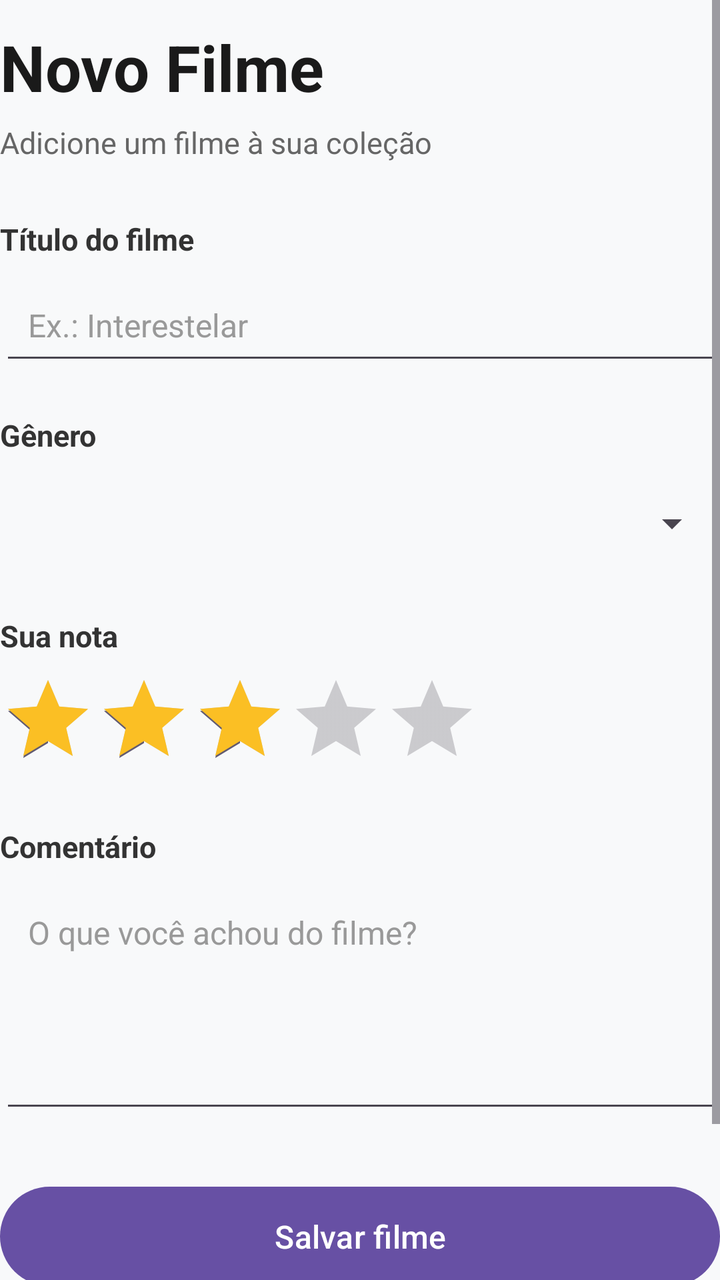
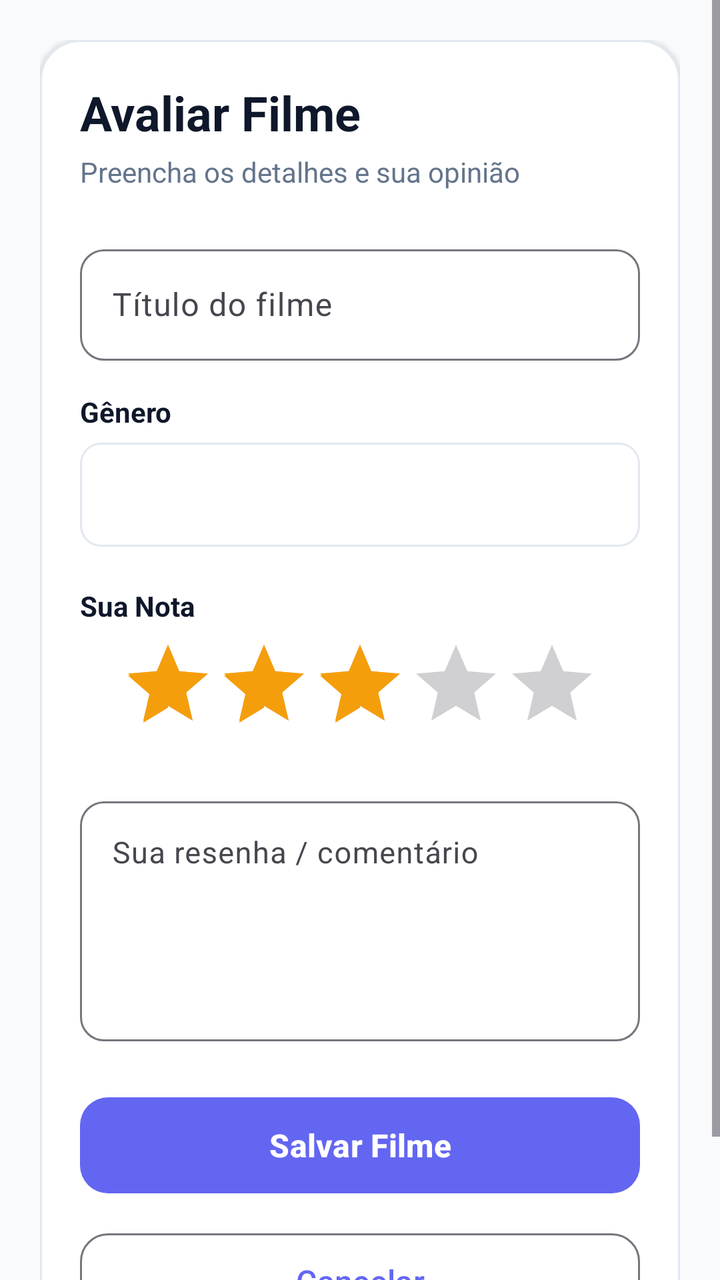

Screens rendered from an Android XML layout before and after an edit, with the pre-edit source and the edit as a unified diff.
<!-- AndroidManifest.xml: application theme Theme.MovieReview -->
<!-- res/layout/activity_movie_review_form.xml -->
<?xml version="1.0" encoding="utf-8"?>
<ScrollView
    xmlns:android="http://schemas.android.com/apk/res/android"
    xmlns:app="http://schemas.android.com/apk/res-auto"
    android:id="@+id/main"
    android:layout_width="match_parent"
    android:layout_height="match_parent"
    android:background="#F8F9FA"
    android:fillViewport="true">

    <LinearLayout
        android:layout_width="match_parent"
        android:layout_height="wrap_content"
        android:orientation="vertical">

        <TextView
            android:layout_width="match_parent"
            android:layout_height="wrap_content"
            android:text="Novo Filme"
            android:textColor="#1A1A1A"
            android:textSize="32sp"
            android:textStyle="bold"
            android:paddingTop="12dp"
            android:paddingBottom="6dp"/>

        <TextView
            android:layout_width="match_parent"
            android:layout_height="wrap_content"
            android:text="Adicione um filme à sua coleção"
            android:textColor="#666666"
            android:textSize="15sp"
            android:paddingBottom="28dp"/>

        <TextView
            android:layout_width="match_parent"
            android:layout_height="wrap_content"
            android:text="Título do filme"
            android:textColor="#333333"
            android:textSize="15sp"
            android:textStyle="bold"
            android:paddingBottom="8dp"/>

        <EditText
            android:id="@+id/etMovieName"
            android:layout_width="match_parent"
            android:layout_height="wrap_content"
            android:hint="Ex.: Interestelar"
            android:inputType="textCapSentences"
            android:textColor="#1A1A1A"
            android:textColorHint="#999999"
            android:padding="14dp"
            android:textSize="16sp"
            android:layout_marginBottom="20dp"/>

        <TextView
            android:layout_width="match_parent"
            android:layout_height="wrap_content"
            android:text="Gênero"
            android:textColor="#333333"
            android:textSize="15sp"
            android:textStyle="bold"
            android:paddingBottom="8dp"/>

        <Spinner
            android:id="@+id/spGenre"
            android:layout_width="match_parent"
            android:layout_height="52dp"
            android:padding="8dp"
            android:layout_marginBottom="20dp"/>

        <TextView
            android:layout_width="match_parent"
            android:layout_height="wrap_content"
            android:text="Sua nota"
            android:textColor="#333333"
            android:textSize="15sp"
            android:textStyle="bold"
            android:paddingBottom="8dp"/>

        <RatingBar
            android:id="@+id/ratingMovie"
            android:layout_width="wrap_content"
            android:layout_height="wrap_content"
            android:numStars="5"
            android:stepSize="1"
            android:rating="3"
            android:progressTint="#FBBF24"
            android:layout_marginBottom="20dp"/>

        <TextView
            android:layout_width="match_parent"
            android:layout_height="wrap_content"
            android:text="Comentário"
            android:textColor="#333333"
            android:textSize="15sp"
            android:textStyle="bold"
            android:paddingBottom="8dp"/>

        <EditText
            android:id="@+id/etMovieReview"
            android:layout_width="match_parent"
            android:layout_height="120dp"
            android:hint="O que você achou do filme?"
            android:gravity="top"
            android:inputType="textCapSentences|textMultiLine"
            android:textColor="#1A1A1A"
            android:textColorHint="#999999"
            android:padding="14dp"
            android:textSize="16sp"
            android:layout_marginBottom="28dp"/>

        <Button
            android:id="@+id/btnSaveMovie"
            android:layout_width="match_parent"
            android:layout_height="wrap_content"
            android:text="Salvar filme"
            android:paddingTop="14dp"
            android:paddingBottom="14dp"
            android:textSize="16sp"
            android:layout_marginBottom="12dp"/>

        <Button
            android:id="@+id/btnCancelMovie"
            style="?attr/materialButtonOutlinedStyle"
            android:layout_width="match_parent"
            android:layout_height="wrap_content"
            android:text="Cancelar"
            android:paddingTop="14dp"
            android:paddingBottom="14dp"
            android:textSize="16sp"
            android:layout_marginBottom="12dp"/>

        <Button
            android:id="@+id/btnDeleteMovie"
            android:layout_width="match_parent"
            android:layout_height="wrap_content"
            android:text="Excluir Filme"
            android:textColor="#FFFFFF"
            app:backgroundTint="#D32F2F"
            android:paddingTop="14dp"
            android:paddingBottom="14dp"
            android:textSize="16sp"
            android:layout_marginBottom="24dp"
            android:visibility="gone"/>

    </LinearLayout>

</ScrollView>
<!-- resources referenced by this layout -->
<resources>
  <style name="Theme.MovieReview" parent="Base.Theme.MovieReview" />
  <style name="Base.Theme.MovieReview" parent="Theme.Material3.DayNight.NoActionBar">
          
          
      </style>
</resources>

<!-- the commit's change to res/layout/activity_movie_review_form.xml (unified diff, before → after) -->
@@ -5,143 +5,170 @@
     android:id="@+id/main"
     android:layout_width="match_parent"
     android:layout_height="match_parent"
-    android:background="#F8F9FA"
+    android:background="@color/bg_light"
     android:fillViewport="true">
 
     <LinearLayout
         android:layout_width="match_parent"
         android:layout_height="wrap_content"
-        android:orientation="vertical">
+        android:orientation="vertical"
+        android:padding="20dp">
 
-        <TextView
+        <com.google.android.material.card.MaterialCardView
             android:layout_width="match_parent"
             android:layout_height="wrap_content"
-            android:text="Novo Filme"
-            android:textColor="#1A1A1A"
-            android:textSize="32sp"
-            android:textStyle="bold"
-            android:paddingTop="12dp"
-            android:paddingBottom="6dp"/>
+            app:cardCornerRadius="20dp"
+            app:cardElevation="2dp"
+            app:cardBackgroundColor="@color/surface_light"
+            app:strokeColor="@color/card_stroke"
+            app:strokeWidth="1dp">
 
-        <TextView
-            android:layout_width="match_parent"
-            android:layout_height="wrap_content"
-            android:text="Adicione um filme à sua coleção"
-            android:textColor="#666666"
-            android:textSize="15sp"
-            android:paddingBottom="28dp"/>
+            <LinearLayout
+                android:layout_width="match_parent"
+                android:layout_height="wrap_content"
+                android:orientation="vertical"
+                android:padding="20dp">
 
-        <TextView
-            android:layout_width="match_parent"
-            android:layout_height="wrap_content"
-            android:text="Título do filme"
-            android:textColor="#333333"
-            android:textSize="15sp"
-            android:textStyle="bold"
-            android:paddingBottom="8dp"/>
+                <TextView
+                    android:id="@+id/tvFormTitle"
+                    android:layout_width="match_parent"
+                    android:layout_height="wrap_content"
+                    android:paddingBottom="4dp"
+                    android:text="Avaliar Filme"
+                    android:textColor="@color/text_primary"
+                    android:textSize="24sp"
+                    android:textStyle="bold" />
 
-        <EditText
-            android:id="@+id/etMovieName"
-            android:layout_width="match_parent"
-            android:layout_height="wrap_content"
-            android:hint="Ex.: Interestelar"
-            android:inputType="textCapSentences"
-            android:textColor="#1A1A1A"
-            android:textColorHint="#999999"
-            android:padding="14dp"
-            android:textSize="16sp"
-            android:layout_marginBottom="20dp"/>
+                <TextView
+                    android:layout_width="match_parent"
+                    android:layout_height="wrap_content"
+                    android:text="Preencha os detalhes e sua opinião"
+                    android:textColor="@color/text_secondary"
+                    android:textSize="14sp"
+                    android:paddingBottom="24dp"/>
 
-        <TextView
-            android:layout_width="match_parent"
-            android:layout_height="wrap_content"
-            android:text="Gênero"
-            android:textColor="#333333"
-            android:textSize="15sp"
-            android:textStyle="bold"
-            android:paddingBottom="8dp"/>
+                <com.google.android.material.textfield.TextInputLayout
+                    style="@style/Widget.Material3.TextInputLayout.OutlinedBox"
+                    android:layout_width="match_parent"
+                    android:layout_height="wrap_content"
+                    android:hint="Título do filme"
+                    android:layout_marginBottom="16dp"
+                    app:boxCornerRadiusTopStart="12dp"
+                    app:boxCornerRadiusTopEnd="12dp"
+                    app:boxCornerRadiusBottomStart="12dp"
+                    app:boxCornerRadiusBottomEnd="12dp">
 
-        <Spinner
-            android:id="@+id/spGenre"
-            android:layout_width="match_parent"
-            android:layout_height="52dp"
-            android:padding="8dp"
-            android:layout_marginBottom="20dp"/>
+                    <com.google.android.material.textfield.TextInputEditText
+                        android:id="@+id/etMovieName"
+                        android:layout_width="match_parent"
+                        android:layout_height="wrap_content"
+                        android:inputType="textCapSentences"
+                        android:textColor="@color/text_primary"
+                        android:textSize="16sp"/>
 
-        <TextView
-            android:layout_width="match_parent"
-            android:layout_height="wrap_content"
-            android:text="Sua nota"
-            android:textColor="#333333"
-            android:textSize="15sp"
-            android:textStyle="bold"
-            android:paddingBottom="8dp"/>
+                </com.google.android.material.textfield.TextInputLayout>
 
-        <RatingBar
-            android:id="@+id/ratingMovie"
-            android:layout_width="wrap_content"
-            android:layout_height="wrap_content"
-            android:numStars="5"
-            android:stepSize="1"
-            android:rating="3"
-            android:progressTint="#FBBF24"
-            android:layout_marginBottom="20dp"/>
+                <TextView
+                    android:layout_width="match_parent"
+                    android:layout_height="wrap_content"
+                    android:text="Gênero"
+                    android:textColor="@color/text_primary"
+                    android:textSize="14sp"
+                    android:textStyle="bold"
+                    android:paddingBottom="6dp"/>
 
-        <TextView
-            android:layout_width="match_parent"
-            android:layout_height="wrap_content"
-            android:text="Comentário"
-            android:textColor="#333333"
-            android:textSize="15sp"
-            android:textStyle="bold"
-            android:paddingBottom="8dp"/>
+                <Spinner
+                    android:id="@+id/spGenre"
+                    android:layout_width="match_parent"
+                    android:layout_height="52dp"
+                    android:background="@drawable/bg_spinner_rounded"
+                    android:padding="8dp"
+                    android:layout_marginBottom="20dp"/>
 
-        <EditText
-            android:id="@+id/etMovieReview"
-            android:layout_width="match_parent"
-            android:layout_height="120dp"
-            android:hint="O que você achou do filme?"
-            android:gravity="top"
-            android:inputType="textCapSentences|textMultiLine"
-            android:textColor="#1A1A1A"
-            android:textColorHint="#999999"
-            android:padding="14dp"
-            android:textSize="16sp"
-            android:layout_marginBottom="28dp"/>
+                <TextView
+                    android:layout_width="match_parent"
+                    android:layout_height="wrap_content"
+                    android:text="Sua Nota"
+                    android:textColor="@color/text_primary"
+                    android:textSize="14sp"
+                    android:textStyle="bold"
+                    android:paddingBottom="6dp"/>
 
-        <Button
-            android:id="@+id/btnSaveMovie"
-            android:layout_width="match_parent"
-            android:layout_height="wrap_content"
-            android:text="Salvar filme"
-            android:paddingTop="14dp"
-            android:paddingBottom="14dp"
-            android:textSize="16sp"
-            android:layout_marginBottom="12dp"/>
+                <LinearLayout
+                    android:layout_width="match_parent"
+                    android:layout_height="wrap_content"
+                    android:gravity="center"
+                    android:layout_marginBottom="20dp">
 
-        <Button
-            android:id="@+id/btnCancelMovie"
-            style="?attr/materialButtonOutlinedStyle"
-            android:layout_width="match_parent"
-            android:layout_height="wrap_content"
-            android:text="Cancelar"
-            android:paddingTop="14dp"
-            android:paddingBottom="14dp"
-            android:textSize="16sp"
-            android:layout_marginBottom="12dp"/>
+                    <RatingBar
+                        android:id="@+id/ratingMovie"
+                        android:layout_width="wrap_content"
+                        android:layout_height="wrap_content"
+                        android:numStars="5"
+                        android:stepSize="1"
+                        android:rating="3"
+                        android:progressTint="@color/star_gold"
+                        android:secondaryProgressTint="@color/star_gold"/>
 
-        <Button
-            android:id="@+id/btnDeleteMovie"
-            android:layout_width="match_parent"
-            android:layout_height="wrap_content"
-            android:text="Excluir Filme"
-            android:textColor="#FFFFFF"
-            app:backgroundTint="#D32F2F"
-            android:paddingTop="14dp"
-            android:paddingBottom="14dp"
-            android:textSize="16sp"
-            android:layout_marginBottom="24dp"
-            android:visibility="gone"/>
+                </LinearLayout>
+
+                <com.google.android.material.textfield.TextInputLayout
+                    style="@style/Widget.Material3.TextInputLayout.OutlinedBox"
+                    android:layout_width="match_parent"
+                    android:layout_height="wrap_content"
+                    android:hint="Sua resenha / comentário"
+                    android:layout_marginBottom="24dp"
+                    app:boxCornerRadiusTopStart="12dp"
+                    app:boxCornerRadiusTopEnd="12dp"
+                    app:boxCornerRadiusBottomStart="12dp"
+                    app:boxCornerRadiusBottomEnd="12dp">
+
+                    <com.google.android.material.textfield.TextInputEditText
+                        android:id="@+id/etMovieReview"
+                        android:layout_width="match_parent"
+                        android:layout_height="120dp"
+                        android:gravity="top"
+                        android:inputType="textCapSentences|textMultiLine"
+                        android:textColor="@color/text_primary"
+                        android:textSize="15sp"/>
+
+                </com.google.android.material.textfield.TextInputLayout>
+
+                <com.google.android.material.button.MaterialButton
+                    android:id="@+id/btnSaveMovie"
+                    android:layout_width="match_parent"
+                    android:layout_height="56dp"
+                    android:text="Salvar Filme"
+                    android:textSize="16sp"
+                    android:textStyle="bold"
+                    app:cornerRadius="14dp"
+                    app:backgroundTint="@color/primary"
+                    android:layout_marginBottom="12dp"/>
+
+                <com.google.android.material.button.MaterialButton
+                    android:id="@+id/btnCancelMovie"
+                    style="@style/Widget.Material3.Button.OutlinedButton"
+                    android:layout_width="match_parent"
+                    android:layout_height="56dp"
+                    android:text="Cancelar"
+                    android:textSize="16sp"
+                    app:cornerRadius="14dp"
+                    android:layout_marginBottom="12dp"/>
+
+                <com.google.android.material.button.MaterialButton
+                    android:id="@+id/btnDeleteMovie"
+                    android:layout_width="match_parent"
+                    android:layout_height="56dp"
+                    android:text="Excluir Filme"
+                    android:textSize="16sp"
+                    android:textColor="#FFFFFF"
+                    app:cornerRadius="14dp"
+                    app:backgroundTint="@color/delete_red"
+                    android:visibility="gone"/>
+
+            </LinearLayout>
+
+        </com.google.android.material.card.MaterialCardView>
 
     </LinearLayout>
 
<!-- resource entries referenced after the edit -->
@@ -1,9 +1,32 @@
 <!-- resources referenced by this layout -->
 <resources>
+  <color name="bg_light">#F8FAFC</color>
+  <color name="card_stroke">#E2E8F0</color>
+  <color name="delete_red">#EF4444</color>
+  <color name="primary">#6366F1</color>
+  <color name="star_gold">#F59E0B</color>
+  <color name="surface_light">#FFFFFF</color>
+  <color name="text_primary">#0F172A</color>
+  <color name="text_secondary">#64748B</color>
+  <!-- drawable bg_spinner_rounded (drawable) -->
+  <?xml version="1.0" encoding="utf-8"?>
+  <shape xmlns:android="http://schemas.android.com/apk/res/android"
+      android:shape="rectangle">
+      <corners android:radius="10dp" />
+      <solid android:color="@color/surface_light" />
+      <stroke android:width="1dp" android:color="@color/card_stroke" />
+      <padding android:left="8dp" android:right="8dp" android:top="4dp" android:bottom="4dp"/>
+  </shape>
   <style name="Theme.MovieReview" parent="Base.Theme.MovieReview" />
   <style name="Base.Theme.MovieReview" parent="Theme.Material3.DayNight.NoActionBar">
-          
-          
+          <item name="colorPrimary">@color/primary</item>
+          <item name="colorOnPrimary">@color/on_primary</item>
+          <item name="colorSecondary">@color/secondary</item>
+          <item name="android:windowBackground">@color/bg_light</item>
+          <item name="android:statusBarColor">@color/bg_light</item>
+          <item name="android:windowLightStatusBar">true</item>
       </style>
+  <color name="on_primary">#FFFFFF</color>
+  <color name="secondary">#EC4899</color>
 </resources>
 
